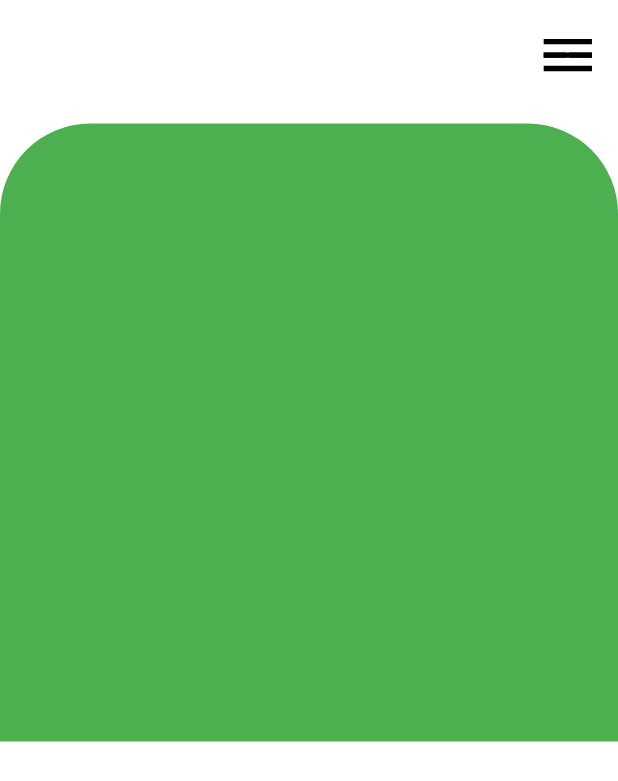
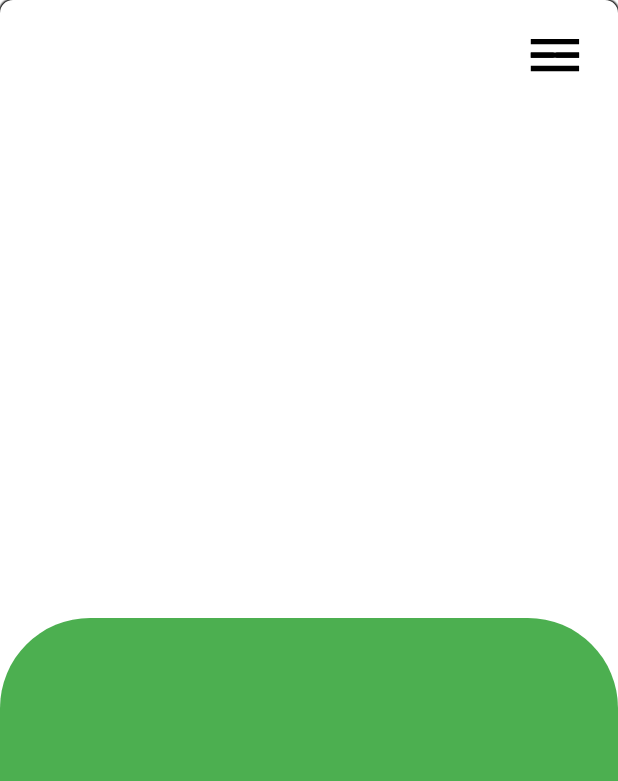
Before and after one commit to FerasHamam/LegacyAuction, a Flutter app: the screen it shows after launch, on a phone screen of 412 x 824 dp. Shown: the top 781 px of the screen. Run offline on Flutter 3.47's test engine with Material 2 defaults, Android fonts, the phone set to English and light mode, and no system bars; our stand-ins replace flutter_screenutil.

Commit message:
added got to menu animation!

```diff
--- a/lib/main.dart
+++ b/lib/main.dart
@@ -1,5 +1,7 @@
+import 'package:ai_project/models/AppState.dart';
 import 'package:flutter/material.dart';
 import 'package:flutter_screenutil/flutter_screenutil.dart';
+import 'package:provider/provider.dart';
 //screens
 import './screens/StackScreen.dart';
 
@@ -10,7 +12,11 @@ void main() {
 class MyApp extends StatelessWidget {
   @override
   Widget build(BuildContext context) {
-    return ScreenUtilInit(
+    return MultiProvider(
+      providers: [
+        ChangeNotifierProvider(create: (context) => AppState()),
+      ],
+      child: ScreenUtilInit(
         designSize: Size(2400, 1080),
         builder: () => MaterialApp(
           title: 'Flutter Demo',
@@ -19,6 +25,7 @@ class MyApp extends StatelessWidget {
           ),
           home: StackScreen(),
         ),
+      ),
     );
   }
 }
--- /dev/null
+++ b/lib/models/AppState.dart
@@ -0,0 +1,13 @@
+import 'package:flutter/cupertino.dart';
+
+class AppState with ChangeNotifier {
+  bool isMenu = false;
+  void setMenu() {
+    isMenu = !isMenu;
+    notifyListeners();
+  }
+
+  bool getIsMenu() {
+    return isMenu;
+  }
+}
--- a/lib/screens/CategoriesScreen.dart
+++ b/lib/screens/CategoriesScreen.dart
@@ -1,27 +1,35 @@
 import 'package:flutter/material.dart';
+import 'package:flutter_screenutil/flutter_screenutil.dart';
+import 'package:provider/provider.dart';
+//modles
+import '../models/AppState.dart';
 //widgets
-import '../widgets/appbar.dart';
 import '../widgets//bottomCard.dart' as BC;
 
-class CategoriesScreen extends StatefulWidget {
-  const CategoriesScreen({Key? key}) : super(key: key);
-
-  @override
-  _CategoriesScreenState createState() => _CategoriesScreenState();
-}
-
-class _CategoriesScreenState extends State<CategoriesScreen> {
+class CategoriesScreen extends StatelessWidget {
   @override
   Widget build(BuildContext context) {
-    // Size deviceSize = MediaQuery.of(context).size;
-    return Container(
-      alignment: Alignment.topCenter,
-      color: Colors.white,
-      child: Column(
-        children: [
-          Appbar(),
-          BC.BottomCard(),
-        ],
+    Size deviceSize = MediaQuery.of(context).size;
+    bool isMenu = Provider.of<AppState>(context).getIsMenu();
+    double scale = isMenu ? 0.5 : 1.0;
+    double slideX = isMenu ? deviceSize.width * 1.2 : 0;
+    double slideY = isMenu ? deviceSize.height * 0.6 : 0;
+    return Align(
+      alignment: Alignment.bottomRight,
+      child: AnimatedContainer(
+        transform: Matrix4.identity()
+          ..scale(scale)
+          ..translate(slideX, slideY),
+        duration: Duration(milliseconds: 100),
+        alignment: Alignment.bottomCenter,
+        decoration: BoxDecoration(
+            borderRadius: BorderRadius.circular(50.w),
+            color: Colors.white,
+            boxShadow: [
+              BoxShadow(
+                  color: Colors.black, blurRadius: 2.w, spreadRadius: 0.2.w),
+            ]),
+        child: BC.BottomCard(),
       ),
     );
   }
--- a/lib/screens/StackScreen.dart
+++ b/lib/screens/StackScreen.dart
@@ -2,6 +2,8 @@ import 'package:flutter/material.dart';
 //screens
 import 'CategoriesScreen.dart';
 import 'MenuScreen.dart';
+//widgets
+import '../widgets/appbar.dart';
 
 class StackScreen extends StatefulWidget {
   const StackScreen({Key? key}) : super(key: key);
@@ -15,7 +17,7 @@ class _StackScreenState extends State<StackScreen> {
   Widget build(BuildContext context) {
     return Scaffold(
       body: Stack(
-        children: [MenuScreen(), CategoriesScreen()],
+        children: [MenuScreen(), CategoriesScreen(), Appbar()],
       ),
     );
   }
--- a/lib/widgets/appbar.dart
+++ b/lib/widgets/appbar.dart
@@ -1,5 +1,8 @@
 import 'package:flutter/material.dart';
 import 'package:flutter_screenutil/flutter_screenutil.dart';
+import 'package:provider/provider.dart';
+//models
+import '../models/AppState.dart';
 
 class Appbar extends StatefulWidget {
   @override
@@ -20,14 +23,16 @@ class _AppbarState extends State<Appbar> with TickerProviderStateMixin {
   Widget build(BuildContext context) {
     Size deviceSize = MediaQuery.of(context).size;
     double notchSize = MediaQuery.of(context).viewPadding.top;
-    return Container(
+    return Align(
+      alignment: Alignment.topRight,
+      child: Container(
           alignment: Alignment.topCenter,
-        color: Colors.white,
+          color: Colors.transparent,
           height: deviceSize.height * 0.1,
-        width: deviceSize.width,
+          width: deviceSize.width * 0.5,
           margin: EdgeInsets.only(top: notchSize),
           child: IconButton(
-          padding: EdgeInsets.only(left: 1900.w, top: 20.h),
+            padding: EdgeInsets.only(left: 600.w, top: 20.h),
             icon: AnimatedIcon(
               icon: AnimatedIcons.menu_home,
               progress: _animController1,
@@ -37,11 +42,16 @@ class _AppbarState extends State<Appbar> with TickerProviderStateMixin {
             onPressed: () {
               setState(() {
                 isPlaying1 = !isPlaying1;
-              isPlaying1
-                  ? _animController1.forward()
-                  : _animController1.reverse();
+                if (isPlaying1) {
+                  _animController1.forward();
+                  Provider.of<AppState>(context, listen: false).setMenu();
+                } else {
+                  _animController1.reverse();
+                  Provider.of<AppState>(context, listen: false).setMenu();
+                }
               });
             },
-        ));
+          )),
+    );
   }
 }
--- a/lib/widgets/bottomCard.dart
+++ b/lib/widgets/bottomCard.dart
@@ -1,18 +1,23 @@
 import 'package:flutter/material.dart';
 import 'package:flutter_screenutil/flutter_screenutil.dart';
+import 'package:provider/provider.dart';
+//models
+// import '../models/AppState.dart';
 
 class BottomCard extends StatelessWidget {
   @override
   Widget build(BuildContext context) {
     Size deviceSize = MediaQuery.of(context).size;
     return Container(
-      height: deviceSize.height * 0.5,
+      alignment: Alignment.bottomCenter,
+      height: deviceSize.height * 0.55,
       width: double.infinity,
       decoration: BoxDecoration(
         color: Colors.green,
         borderRadius: BorderRadius.only(
-            topLeft: Radius.circular(350.sp),
-            topRight: Radius.circular(350.sp),),
+          topLeft: Radius.circular(350.sp),
+          topRight: Radius.circular(350.sp),
+        ),
       ),
     );
   }
--- a/pubspec.yaml
+++ b/pubspec.yaml
@@ -23,7 +23,7 @@ environment:
 dependencies:
   flutter:
     sdk: flutter
-  liquid_swipe: ^2.0.2
+  provider: ^6.0.0
   flutter_screenutil: ^5.0.0+2
 
   # The following adds the Cupertino Icons font to your application.
```
Also changed, not shown: pubspec.lock. Lines whose indentation alone changed are shown as unchanged.
